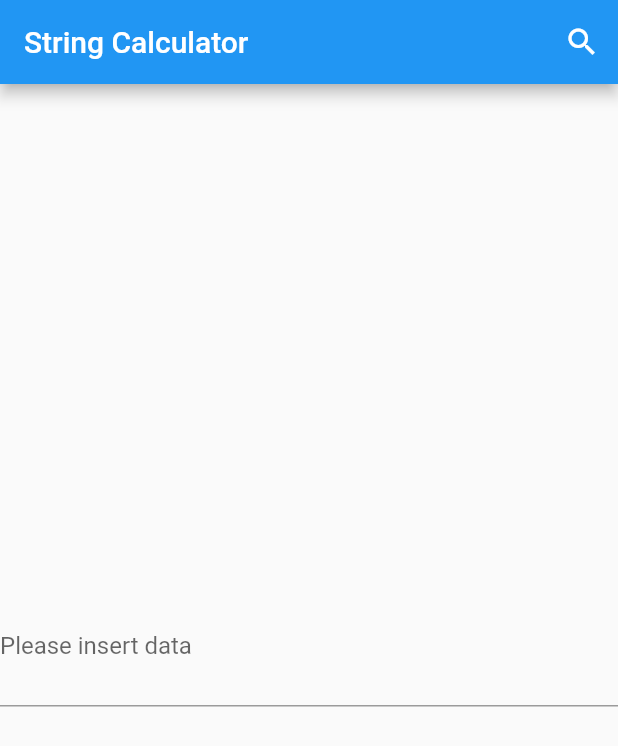
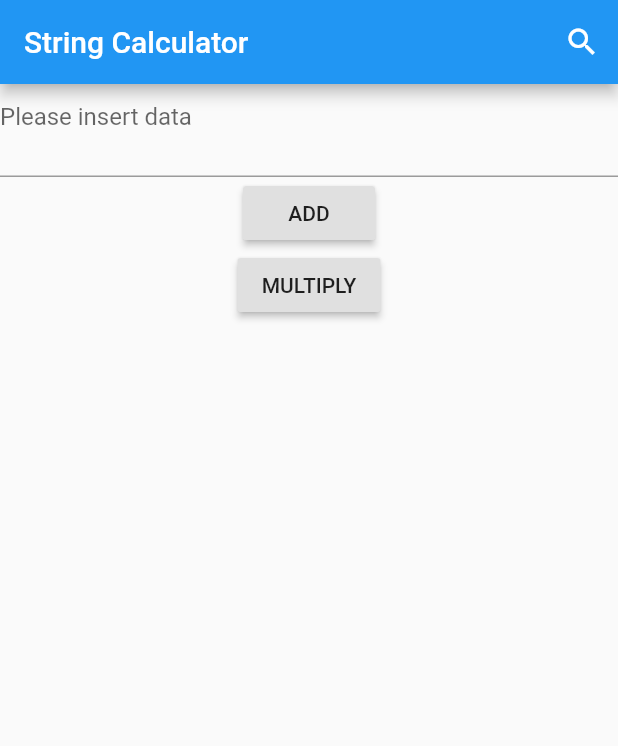
Before and after one commit to Nachocss/StringCalculatorDart, a Flutter app: the screen it shows after launch, on a phone screen of 412 x 824 dp. Shown: the top 746 px of the screen. Run offline on Flutter 3.47's test engine with Material 2 defaults, Android fonts, the phone set to English and light mode, and no system bars; our stand-ins replace equatable, flutter_bloc.

Commit message:
Added a new step in the kata. Refactor of the code and up-to-date to the kata steps.

```diff
--- a/lib/bloc/calculator_bloc.dart
+++ b/lib/bloc/calculator_bloc.dart
@@ -6,16 +6,26 @@ import 'package:string_calculator_java/calculator.dart';
 import '../error_log.dart';
 
 class CalculatorBloc extends Bloc<CalculatorEvent, CalculatorState> {
+  final Calculator _calculator = new Calculator();
+
   @override
   CalculatorState get initialState => CalculatorEmpty();
 
   @override
   Stream<CalculatorState> mapEventToState(CalculatorEvent event) async* {
     if (event is OperateInput) {
-      String result = new Calculator().add(event.userInput);
+      String result = "";
+
+      switch (event.operationType) {
+        case OperationType.ADD:
+          result = _calculator.add(event.userInput);
+          break;
+        case OperationType.MULTIPLY:
+          result = _calculator.multiply(event.userInput);
+          break;
+      }
       if (ErrorLog.isNotEmpty()) {
         yield CalculatorFoundError(error: ErrorLog.getLast());
-
       } else {
         yield CalculatorResult(result: result);
       }
--- a/lib/bloc/calculator_events.dart
+++ b/lib/bloc/calculator_events.dart
@@ -5,17 +5,19 @@ abstract class CalculatorEvent extends Equatable {
   const CalculatorEvent();
 }
 
+enum OperationType { ADD, MULTIPLY, DIVIDE, SUBSTRACT }
+
 class OperateInput extends CalculatorEvent {
   final String userInput;
+  final OperationType operationType;
 
-  const OperateInput({@required this.userInput}) : assert(userInput != "");
+  const OperateInput({@required this.operationType, @required this.userInput}) : assert(userInput != "");
 
   @override
   List<String> get props => [userInput];
 }
 
 class GoHome extends CalculatorEvent {
-
   const GoHome();
 
   @override
--- a/lib/widgets/CalculatorWidget.dart
+++ b/lib/widgets/CalculatorWidget.dart
@@ -36,7 +36,28 @@ class _CalculatorWidgetState extends State<CalculatorWidget> {
               return ErrorScreen();
             }
             if (state is CalculatorResult) {
-              return Column(
+              return ResultScreen(state: state);
+            }
+            return null;
+          },
+        ),
+      ),
+    );
+  }
+}
+
+class ResultScreen extends StatelessWidget {
+  final CalculatorResult state;
+
+  const ResultScreen({
+    Key key,
+    this.state,
+  }) : super(key: key);
+
+  @override
+  Widget build(BuildContext context) {
+    return WillPopScope(
+        child: Column(
           children: <Widget>[
             Center(child: Text(state.result)),
             RaisedButton(
@@ -46,13 +67,54 @@ class _CalculatorWidgetState extends State<CalculatorWidget> {
               child: Text("BACK"),
             )
           ],
-              );
+        ),
+        onWillPop: () {
+          BlocProvider.of<CalculatorBloc>(context).add(GoHome());
+          return Future(() =>
+              false); //Giving 'true' to this value will make our app to close.
+        });
   }
-            return null;
+}
+
+class HomeScreen extends StatelessWidget {
+  final TextEditingController inputController;
+
+  const HomeScreen({
+    Key key,
+    @required this.inputController,
+  }) : super(key: key);
+
+  @override
+  Widget build(BuildContext context) {
+    return Column(
+      children: <Widget>[
+        TextField(
+          controller: inputController,
+          maxLines: 2,
+          decoration: InputDecoration(hintText: 'Please insert data'),
+        ),
+        RaisedButton(
+          child: Text("ADD"),
+          onPressed: () {
+            BlocProvider.of<CalculatorBloc>(context)
+                .add(OperateInput(userInput: inputController.text, operationType: OperationType.ADD));
           },
         ),
-      ),
+        RaisedButton(
+          child: Text("MULTIPLY"),
+          onPressed: () {
+            BlocProvider.of<CalculatorBloc>(context)
+                .add(OperateInput(userInput: inputController.text, operationType: OperationType.MULTIPLY));
+          },
+        )
+      ],
     );
+    /*return Center(
+        child: TextField(
+      controller: inputController,
+      maxLines: 2,
+      decoration: InputDecoration(hintText: 'Please insert data'),
+    ));*/
   }
 }
 
@@ -63,7 +125,8 @@ class ErrorScreen extends StatelessWidget {
 
   @override
   Widget build(BuildContext context) {
-    return Column(
+    return WillPopScope(
+        child: Column(
           children: <Widget>[
             Center(
                 child: Text(
@@ -77,25 +140,11 @@ class ErrorScreen extends StatelessWidget {
               child: Text("BACK"),
             )
           ],
-    );
+        ),
+        onWillPop: () {
+          BlocProvider.of<CalculatorBloc>(context).add(GoHome());
+          return Future(() =>
+              false); //Giving 'true' to this value will make our app to close.
+        });
   }
 }
-
-class HomeScreen extends StatelessWidget {
-  const HomeScreen({
-    Key key,
-    @required this.inputController,
-  }) : super(key: key);
-
-  final TextEditingController inputController;
-
-  @override
-  Widget build(BuildContext context) {
-    return Center(
-        child: TextField(
-      controller: inputController,
-      maxLines: 2,
-      decoration: InputDecoration(hintText: 'Please insert data'),
-    ));
-  }
-}
```
Also changed, not shown: 1 other file. Lines whose indentation alone changed are shown as unchanged.
